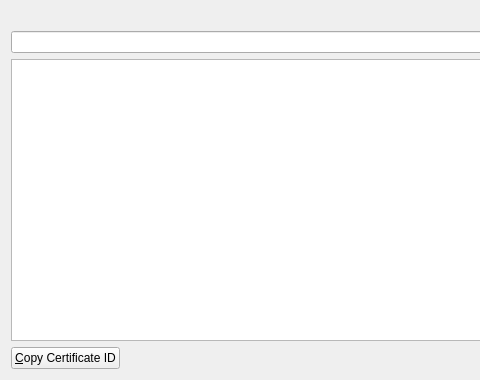
This is src/qt/forms/certlistpage.ui in syscoin/syscoin1 as Qt 5 draws it before an edit; both pictures show x 0 to 480 and y 0 to 380 of the 760 by 380 pixel window. The edited form follows.
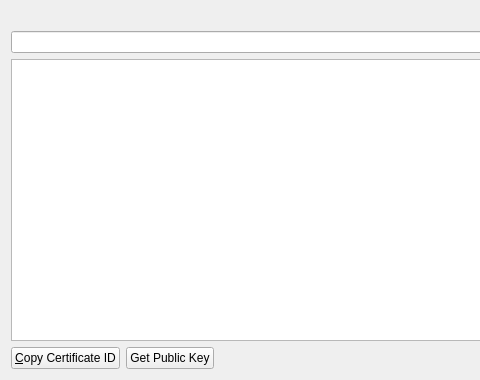
This is the edited form. Icons and pictures are not drawn.

Patch:
```diff
--- a/src/qt/forms/certlistpage.ui
+++ b/src/qt/forms/certlistpage.ui
@@ -111,6 +111,17 @@
        </property>
       </widget>
      </item>
+     <item>
+      <widget class="QPushButton" name="pubKeyButton">
+       <property name="text">
+        <string>Get Public Key</string>
+       </property>
+       <property name="icon">
+        <iconset resource="../bitcoin.qrc">
+         <normaloff>:/icons/editcopy</normaloff>:/icons/editcopy</iconset>
+       </property>
+      </widget>
+     </item>
      <item>
       <spacer name="horizontalSpacer">
        <property name="orientation">
```
